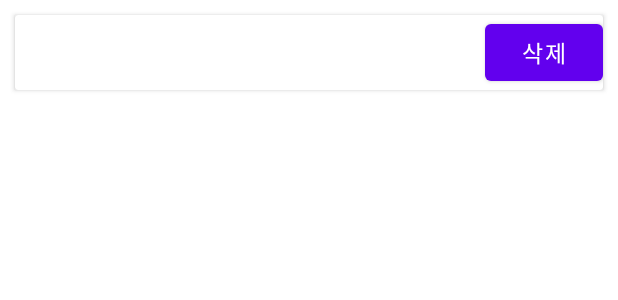
After one commit to jeonghaejun/multicampus_ai_casher, an Android app: the layout item_main.xml on its own in the app's theme, with its tools: preview values and no code run, on a phone screen of 412 x 824 dp. The commit adds this screen. Shown: the top 300 px of the screen. Run offline under Robolectric (Android 15) with nearby library versions, the light colour scheme and no system bars.

Commit message:
android continued

```diff
--- a/IoT/present_list/app/src/main/AndroidManifest.xml
+++ b/IoT/present_list/app/src/main/AndroidManifest.xml
@@ -1,6 +1,8 @@
 <?xml version="1.0" encoding="utf-8"?>
 <manifest xmlns:android="http://schemas.android.com/apk/res/android"
     package="com.example.present_list">
+
+    <uses-permission android:name="android.permision.INTERNET" />
 
     <application
         android:allowBackup="true"
--- /dev/null
+++ b/IoT/present_list/app/src/main/res/layout/item_main.xml
@@ -0,0 +1,61 @@
+<?xml version="1.0" encoding="utf-8"?>
+<androidx.cardview.widget.CardView
+    xmlns:android="http://schemas.android.com/apk/res/android"
+    android:orientation="vertical"
+    android:layout_width="match_parent"
+    android:layout_height="wrap_content"
+    android:layout_margin="10dp">
+    <LinearLayout
+        android:layout_width="match_parent"
+        android:layout_height="wrap_content"
+        android:orientation="vertical">
+
+        <LinearLayout
+            android:layout_width="match_parent"
+            android:layout_height="wrap_content"
+            android:orientation="horizontal">
+
+            <TextView
+                android:id="@+id/present_num"
+                android:layout_width="0dp"
+                android:layout_height="wrap_content"
+                android:layout_weight="1"
+                android:textSize="20sp" />
+
+            <TextView
+                android:id="@+id/amount_num"
+                android:layout_width="0dp"
+                android:layout_height="wrap_content"
+                android:layout_weight="1"
+                android:gravity="right"
+                android:textSize="20sp" />
+
+            <TextView
+                android:id="@+id/price_num"
+                android:layout_width="0dp"
+                android:layout_height="wrap_content"
+                android:layout_weight="1"
+                android:gravity="right"
+                android:textSize="20sp" />
+
+            <TextView
+                android:id="@+id/sum_num"
+                android:layout_width="0dp"
+                android:layout_height="wrap_content"
+                android:layout_weight="1"
+                android:gravity="right"
+                android:text="   "
+                android:textSize="20sp" />
+
+            <Button
+                android:id="@+id/cancel_button"
+                android:layout_width="0dp"
+                android:layout_height="50dp"
+                android:layout_weight="1"
+                android:text="삭제"
+                android:textSize="15sp" />
+
+        </LinearLayout>
+
+    </LinearLayout>
+</androidx.cardview.widget.CardView>
```
Also changed, not shown: IoT/present_list/app/build.gradle (+11 -0 lines), IoT/present_list/app/src/main/java/com/example/present_list/ContactsDao.kt (+11 -0 lines), IoT/present_list/app/src/main/java/com/example/present_list/ContactsViewHolder.kt (added, +16 -0 lines), IoT/present_list/app/src/main/java/com/example/present_list/MainActivity.kt (+19 -31 lines), IoT/present_list/app/src/main/java/com/example/present_list/MainAdapter.kt (added, +38 -0 lines), IoT/present_list/app/src/main/res/layout/activity_main.xml (+3 -59 lines).
